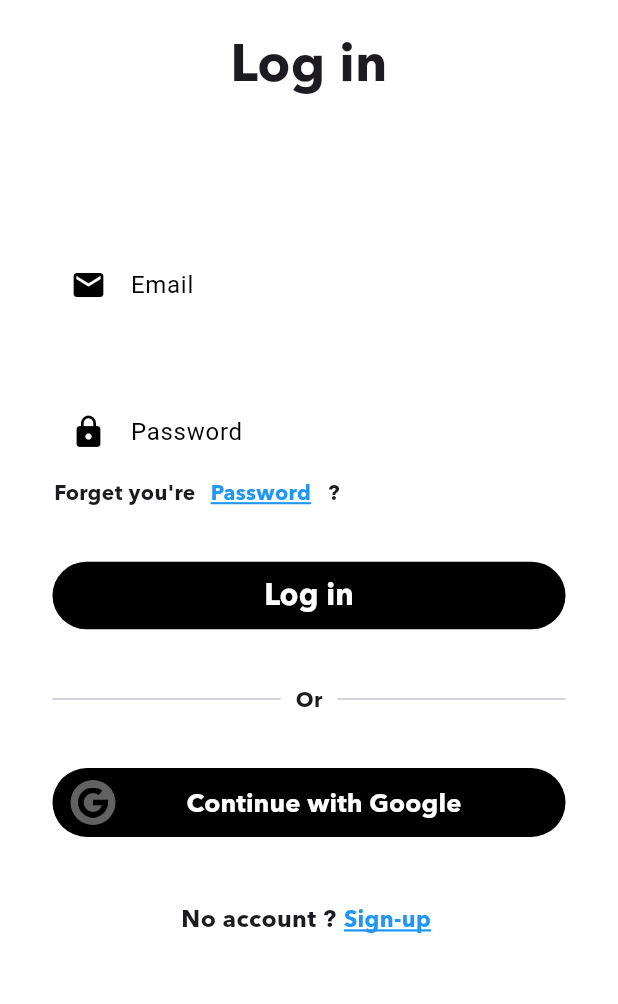
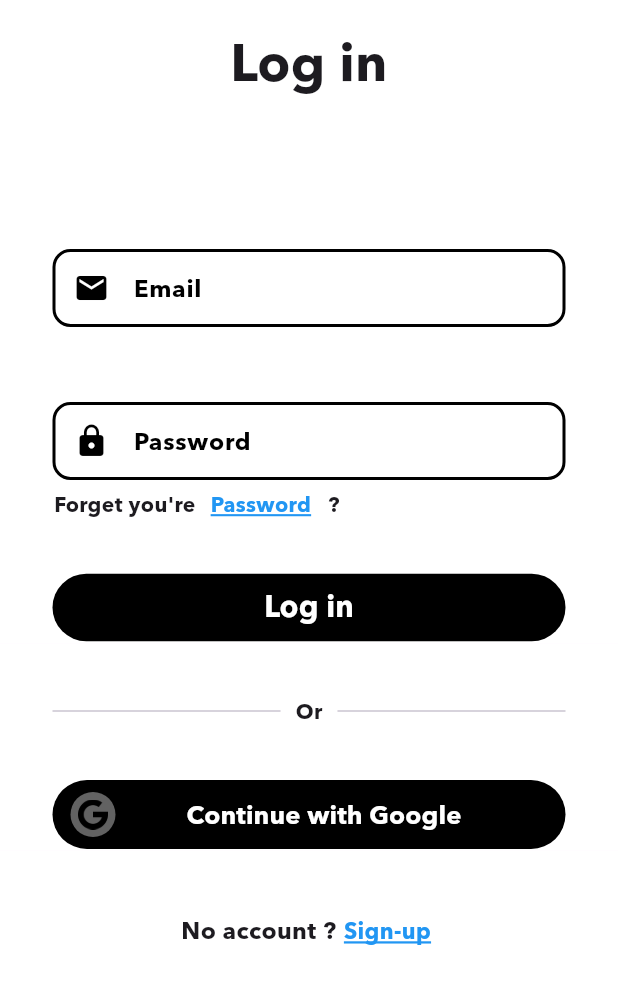
Before and after one commit to edward-lalande/AREA, a Flutter app: the screen it shows after launch, on a phone screen of 412 x 824 dp, the part 216-1220 px from its top. Run offline on Flutter 3.47's test engine with Material 3 defaults, Android fonts, the phone set to English and light mode, and no system bars; our stand-ins replace go_router.

Commit message:
feat(mobile): controller state for seing selected char, add obscur text to password

```diff
--- a/mobile/lib/myWidgets/my_text_fields.dart
+++ b/mobile/lib/myWidgets/my_text_fields.dart
@@ -3,7 +3,7 @@ import 'package:flutter/material.dart';
 class MyTextField extends StatelessWidget {
   const MyTextField({super.key, required this.hintText, required this.bgColor,
   required this.fieldBgColor, required this.hintTextColor, required this.inputColor,
-  required this.padding, required this.prefixIcon});
+  required this.padding, required this.prefixIcon, required this.obscureText, required this.controller});
 
   final String hintText;
   final Color hintTextColor;
@@ -12,6 +12,8 @@ class MyTextField extends StatelessWidget {
   final Color fieldBgColor;
   final EdgeInsets padding;
   final Widget prefixIcon;
+  final bool obscureText;
+  final controller;
 
   @override
   Widget build(BuildContext context) {
@@ -22,12 +24,15 @@ class MyTextField extends StatelessWidget {
         padding: padding,
         child: Container(
           decoration: BoxDecoration(
+            border: Border.all(color: Colors.black, width: 2),
             borderRadius: BorderRadius.circular(12),
             color: fieldBgColor,
           ),
           child: TextField(
+            controller: controller,
+            obscureText: obscureText,
             textAlignVertical: TextAlignVertical.center,
-            style: TextStyle(color: inputColor),
+            style: TextStyle(color: inputColor, fontFamily: "Avenir"),
             decoration: InputDecoration(
               border: InputBorder.none,
               prefixIcon: prefixIcon,
```
